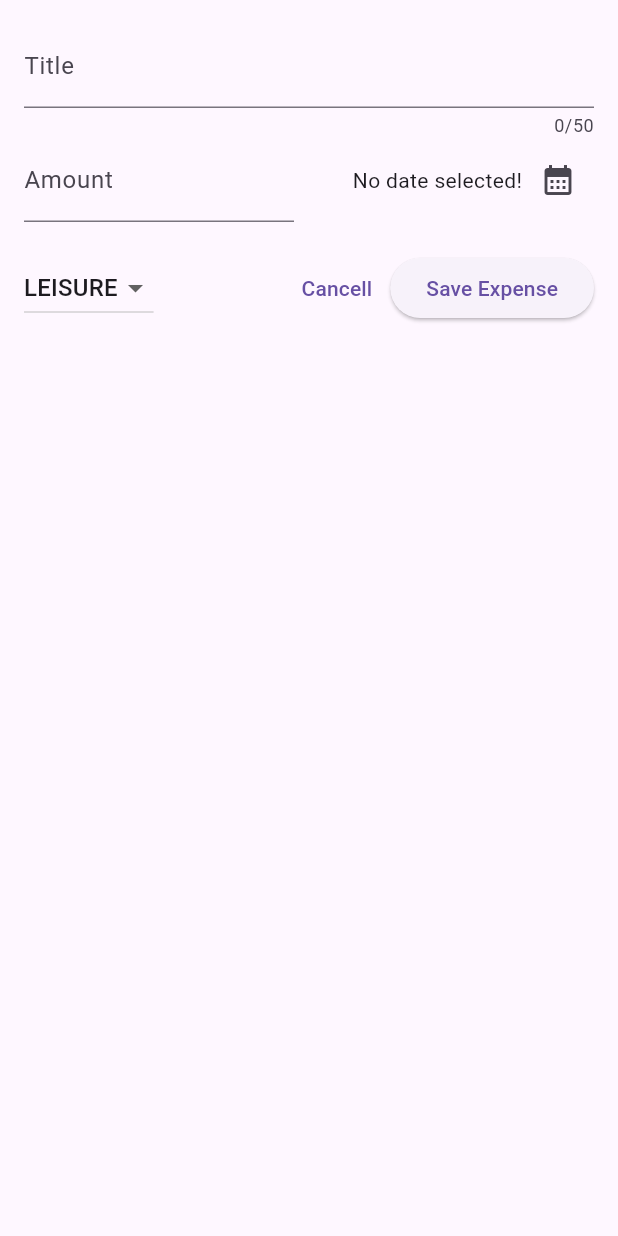
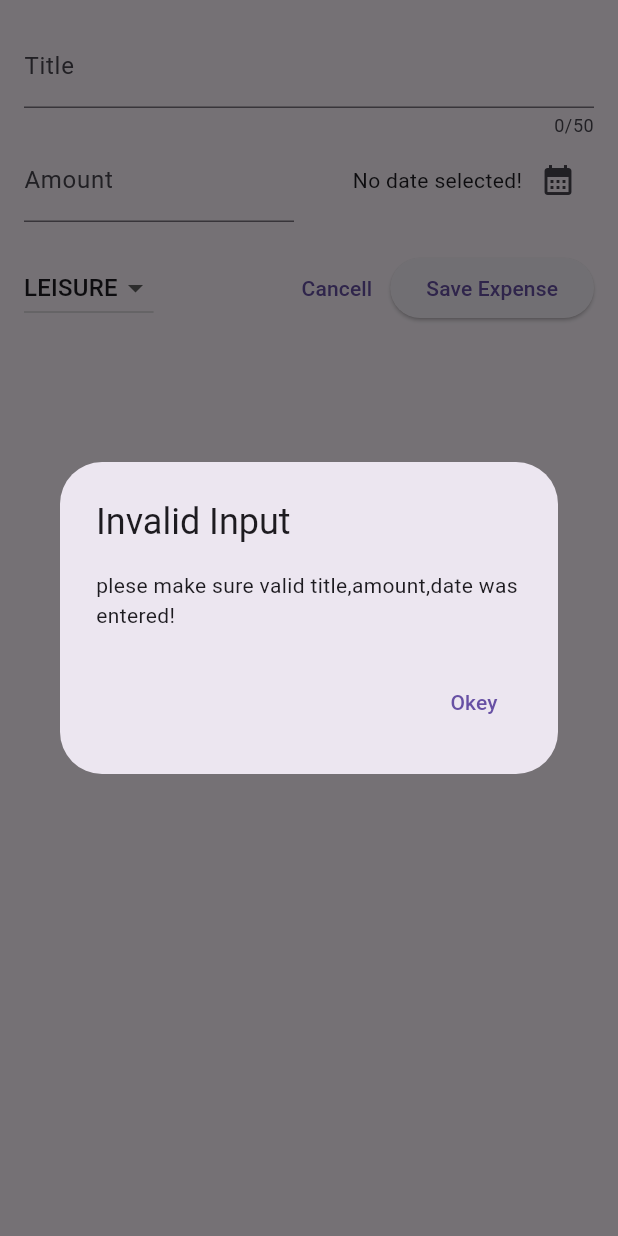
Before and after one commit to Shamimkhan1406/Expense-Tracker-App, a Flutter app: the NewExpense widget shown alone on an empty page, opened directly, after a tap on "Save Expense", on a phone screen of 412 x 824 dp. Run offline on Flutter 3.47's test engine with Material 3 defaults, Android fonts, the phone set to English and light mode, and no system bars.

Commit message:
validating userinput and showing an error dialog

```diff
--- a/lib/widgets/new_expense.dart
+++ b/lib/widgets/new_expense.dart
@@ -30,6 +30,32 @@ class _NewExpenseState extends State<NewExpense> {
     setState(() {
       _selectedDate = pickedDate;
     });
+  }
+  void _submitExpenseData()
+  {
+    final enteredAmount = double.tryParse(_amountController.text);
+    final amountInvalid = enteredAmount == null || enteredAmount <= 0;
+    if(_titleController.text.trim().isEmpty || amountInvalid || _selectedDate == null)
+    {
+      //show error massege;
+      showDialog(context: context, builder: (ctx)
+      {
+        return AlertDialog(
+          title: const Text('Invalid Input'),
+          content: const Text("plese make sure valid title,amount,date was entered!"),
+          actions: [
+            TextButton(onPressed: ()
+            {
+              Navigator.pop(ctx);
+              //Navigator.of(ctx).pop();
+            },
+            child: const Text('Okey'),
+            ),
+          ],
+        );
+      });
+      return;
+    }
   }
   @override
   void dispose() {
@@ -110,11 +136,7 @@ class _NewExpenseState extends State<NewExpense> {
               },
                 child: const Text('Cancell'),
               ),
-              ElevatedButton(onPressed: ()
-                {
-                  print(_titleController.text);
-                  print(_amountController.text);
-                },
+              ElevatedButton(onPressed: _submitExpenseData,
                 child: const Text('Save Expense'),
               ),
             ],
```
